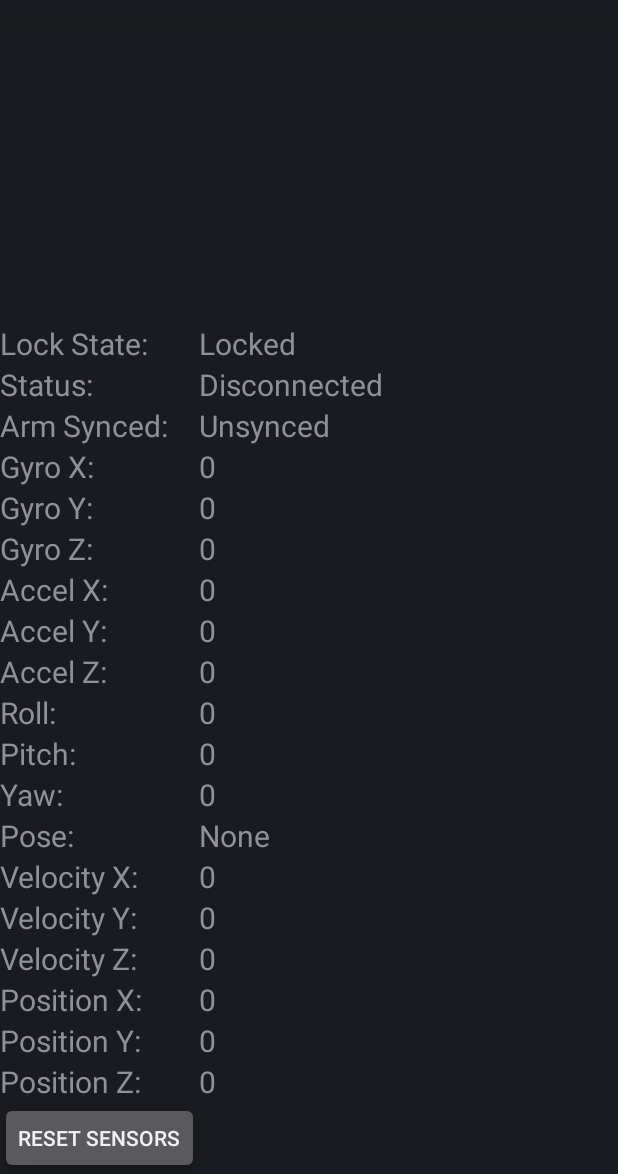
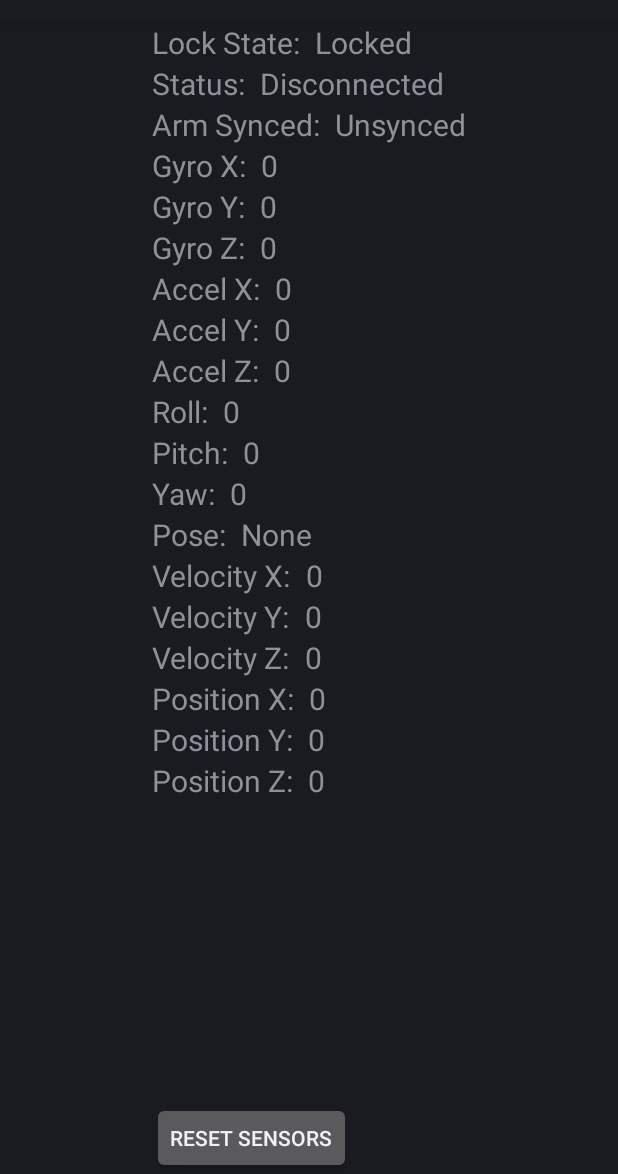
Before and after one commit to ipab-rad/baxter_andy, an Android app: the layout activity_data_log.xml on its own in the app's theme, with its tools: preview values and no code run, on a phone screen of 412 x 824 dp, the part 62-1236 px from its top. Run offline under Robolectric (Android 15) with nearby library versions, the phone set to English and light mode, and no system bars.

Commit message:
Change to use relative layout instead of grid layout.

```diff
--- a/app/src/main/res/layout/activity_data_log.xml
+++ b/app/src/main/res/layout/activity_data_log.xml
@@ -1,13 +1,8 @@
-<GridLayout xmlns:android="http://schemas.android.com/apk/res/android"
+<RelativeLayout xmlns:android="http://schemas.android.com/apk/res/android"
     xmlns:tools="http://schemas.android.com/tools"
     android:id="@+id/container"
     android:layout_width="match_parent"
     android:layout_height="match_parent"
-    android:columnWidth="@dimen/grid_column_width"
-    android:numColumns="auto_fit"
-    android:verticalSpacing="@dimen/spacing_small"
-    android:horizontalSpacing="@dimen/spacing_small"
-    android:stretchMode="columnWidth"
     android:gravity="center"
     android:keepScreenOn="true"
     tools:context="com.rad.myobaxter.activities.DataLogActivity"
@@ -20,8 +15,10 @@
         android:text="@string/myo.data.lock_state"
         android:textSize="@dimen/font_normal"
         tools:ignore="SpUsage"
-        android:layout_row="1"
-        android:layout_column="0" />
+        android:layout_alignParentStart="true"
+        android:layout_alignParentTop="true"
+        android:layout_marginEnd="@dimen/data_layout_margin_small"
+        />
 
     <TextView
         android:id="@+id/locked"
@@ -30,8 +27,9 @@
         android:text="@string/myo.data.locked"
         android:textSize="@dimen/font_normal"
         tools:ignore="SpUsage"
-        android:layout_row="1"
-        android:layout_column="1" />
+        android:layout_alignParentTop="true"
+        android:layout_toEndOf="@id/lock_state"
+        />
 
     <TextView
         android:id="@+id/status"
@@ -40,8 +38,10 @@
         android:text="@string/myo.data.status"
         android:textSize="@dimen/font_normal"
         tools:ignore="SpUsage"
-        android:layout_row="2"
-        android:layout_column="0" />
+        android:layout_below="@id/lock_state"
+        android:layout_alignParentStart="true"
+        android:layout_marginEnd="@dimen/data_layout_margin_small"
+        />
 
     <TextView
         android:id="@+id/connection_status"
@@ -50,8 +50,9 @@
         android:text="@string/myo.data.disconnected"
         android:textSize="@dimen/font_normal"
         tools:ignore="SpUsage"
-        android:layout_row="2"
-        android:layout_column="1" />
+        android:layout_below="@id/lock_state"
+        android:layout_toEndOf="@id/status"
+        />
 
     <TextView
         android:id="@+id/arm_synced"
@@ -60,8 +61,10 @@
         android:text="@string/myo.data.arm_synced"
         android:textSize="@dimen/font_normal"
         tools:ignore="SpUsage"
-        android:layout_row="3"
-        android:layout_column="0" />
+        android:layout_below="@id/status"
+        android:layout_alignParentStart="true"
+        android:layout_marginEnd="@dimen/data_layout_margin_small"
+        />
 
     <TextView
         android:id="@+id/sync_status"
@@ -70,8 +73,9 @@
         android:text="@string/myo.data.unsynced"
         android:textSize="@dimen/font_normal"
         tools:ignore="SpUsage"
-        android:layout_row="3"
-        android:layout_column="1" />
+        android:layout_below="@id/status"
+        android:layout_toEndOf="@id/arm_synced"
+        />
 
     <TextView
         android:id="@+id/gyroX"
@@ -80,8 +84,10 @@
         android:text="@string/myo.data.gyroX"
         android:textSize="@dimen/font_normal"
         tools:ignore="SpUsage"
-        android:layout_row="4"
-        android:layout_column="0" />
+        android:layout_below="@id/arm_synced"
+        android:layout_alignParentStart="true"
+        android:layout_marginEnd="@dimen/data_layout_margin_small"
+        />
 
     <TextView
         android:id="@+id/gyroXValue"
@@ -90,8 +96,9 @@
         android:text="0"
         android:textSize="@dimen/font_normal"
         tools:ignore="SpUsage"
-        android:layout_row="4"
-        android:layout_column="1" />
+        android:layout_below="@id/arm_synced"
+        android:layout_toEndOf="@id/gyroX"
+        />
 
     <TextView
         android:id="@+id/gyroY"
@@ -100,8 +107,10 @@
         android:text="@string/myo.data.gyroY"
         android:textSize="@dimen/font_normal"
         tools:ignore="SpUsage"
-        android:layout_row="5"
-        android:layout_column="0" />
+        android:layout_below="@id/gyroX"
+        android:layout_alignParentStart="true"
+        android:layout_marginEnd="@dimen/data_layout_margin_small"
+        />
 
     <TextView
         android:id="@+id/gyroYValue"
@@ -110,8 +119,9 @@
         android:text="0"
         android:textSize="@dimen/font_normal"
         tools:ignore="SpUsage"
-        android:layout_row="5"
-        android:layout_column="1" />
+        android:layout_below="@id/gyroX"
+        android:layout_toEndOf="@id/gyroY"
+        />
 
     <TextView
         android:id="@+id/gyroZ"
@@ -120,8 +130,10 @@
         android:text="@string/myo.data.gyroZ"
         android:textSize="@dimen/font_normal"
         tools:ignore="SpUsage"
-        android:layout_row="6"
-        android:layout_column="0" />
+        android:layout_below="@id/gyroY"
+        android:layout_alignParentStart="true"
+        android:layout_marginEnd="@dimen/data_layout_margin_small"
+        />
 
     <TextView
         android:id="@+id/gyroZValue"
@@ -130,8 +142,9 @@
         android:text="0"
         android:textSize="@dimen/font_normal"
         tools:ignore="SpUsage"
-        android:layout_row="6"
-        android:layout_column="1" />
+        android:layout_below="@id/gyroY"
+        android:layout_toEndOf="@id/gyroZ"
+        />
 
     <TextView
         android:id="@+id/accelX"
@@ -140,8 +153,10 @@
         android:text="@string/myo.data.accelX"
         android:textSize="@dimen/font_normal"
         tools:ignore="SpUsage"
-        android:layout_row="7"
-        android:layout_column="0" />
+        android:layout_below="@id/gyroZ"
+        android:layout_alignParentStart="true"
+        android:layout_marginEnd="@dimen/data_layout_margin_small"
+        />
 
     <TextView
         android:id="@+id/accelXValue"
@@ -150,8 +165,9 @@
         android:text="0"
         android:textSize="@dimen/font_normal"
         tools:ignore="SpUsage"
-        android:layout_row="7"
-        android:layout_column="1" />
+        android:layout_below="@id/gyroZ"
+        android:layout_toEndOf="@id/accelX"
+        />
 
     <TextView
         android:id="@+id/accelY"
@@ -160,8 +176,10 @@
         android:text="@string/myo.data.accelY"
         android:textSize="@dimen/font_normal"
         tools:ignore="SpUsage"
-        android:layout_row="8"
-        android:layout_column="0" />
+        android:layout_below="@id/accelX"
+        android:layout_alignParentStart="true"
+        android:layout_marginEnd="@dimen/data_layout_margin_small"
+        />
 
     <TextView
         android:id="@+id/accelYValue"
@@ -170,8 +188,9 @@
         android:text="0"
         android:textSize="@dimen/font_normal"
         tools:ignore="SpUsage"
-        android:layout_row="8"
-        android:layout_column="1" />
+        android:layout_below="@id/accelX"
+        android:layout_toEndOf="@id/accelY"
+        />
 
     <TextView
         android:id="@+id/accelZ"
@@ -180,8 +199,10 @@
         android:text="@string/myo.data.accelZ"
         android:textSize="@dimen/font_normal"
         tools:ignore="SpUsage"
-        android:layout_row="9"
-        android:layout_column="0" />
+        android:layout_below="@id/accelY"
+        android:layout_alignParentStart="true"
+        android:layout_marginEnd="@dimen/data_layout_margin_small"
+        />
 
     <TextView
         android:id="@+id/accelZValue"
@@ -190,8 +211,9 @@
         android:text="0"
         android:textSize="@dimen/font_normal"
         tools:ignore="SpUsage"
-        android:layout_row="9"
-        android:layout_column="1" />
+        android:layout_below="@id/accelY"
+        android:layout_toEndOf="@id/accelZ"
+        />
 
     <TextView
         android:id="@+id/roll"
@@ -200,8 +222,10 @@
         android:text="@string/myo.data.roll"
         android:textSize="@dimen/font_normal"
         tools:ignore="SpUsage"
-        android:layout_row="10"
-        android:layout_column="0" />
+        android:layout_below="@id/accelZ"
+        android:layout_alignParentStart="true"
+        android:layout_marginEnd="@dimen/data_layout_margin_small"
+        />
 
     <TextView
         android:id="@+id/rollValue"
@@ -210,8 +234,9 @@
         android:text="0"
         android:textSize="@dimen/font_normal"
         tools:ignore="SpUsage"
-        android:layout_row="10"
-        android:layout_column="1" />
+        android:layout_below="@id/accelZ"
+        android:layout_toEndOf="@id/roll"
+        />
 
     <TextView
         android:id="@+id/pitch"
@@ -220,8 +245,10 @@
         android:text="@string/myo.data.pitch"
         android:textSize="@dimen/font_normal"
         tools:ignore="SpUsage"
-        android:layout_row="11"
-        android:layout_column="0" />
+        android:layout_below="@id/roll"
+        android:layout_alignParentStart="true"
+        android:layout_marginEnd="@dimen/data_layout_margin_small"
+        />
 
     <TextView
         android:id="@+id/pitchValue"
@@ -230,8 +257,9 @@
         android:text="0"
         android:textSize="@dimen/font_normal"
         tools:ignore="SpUsage"
-        android:layout_row="11"
-        android:layout_column="1" />
+        android:layout_below="@id/roll"
+        android:layout_toEndOf="@id/pitch"
+        />
 
     <TextView
         android:id="@+id/yaw"
@@ -240,8 +268,10 @@
         android:text="@string/myo.data.yaw"
         android:textSize="@dimen/font_normal"
         tools:ignore="SpUsage"
-        android:layout_row="12"
-        android:layout_column="0" />
+        android:layout_below="@id/pitch"
+        android:layout_alignParentStart="true"
+        android:layout_marginEnd="@dimen/data_layout_margin_small"
+        />
 
     <TextView
         android:id="@+id/yawValue"
@@ -250,8 +280,9 @@
         android:text="0"
         android:textSize="@dimen/font_normal"
         tools:ignore="SpUsage"
-        android:layout_row="12"
-        android:layout_column="1" />
+        android:layout_below="@id/pitch"
+        android:layout_toEndOf="@id/yaw"
+        />
 
     <TextView
         android:id="@+id/pose"
@@ -260,8 +291,10 @@
         android:text="@string/myo.data.pose"
         android:textSize="@dimen/font_normal"
         tools:ignore="SpUsage"
-        android:layout_row="13"
-        android:layout_column="0" />
+        android:layout_below="@id/yaw"
+        android:layout_alignParentStart="true"
+        android:layout_marginEnd="@dimen/data_layout_margin_small"
+        />
 
     <TextView
         android:id="@+id/poseValue"
@@ -270,8 +303,9 @@
         android:text="None"
         android:textSize="@dimen/font_normal"
         tools:ignore="SpUsage"
-        android:layout_row="13"
-        android:layout_column="1" />
+        android:layout_below="@id/yaw"
+        android:layout_toEndOf="@id/pose"
+        />
 
     <TextView
         android:id="@+id/velocityX"
@@ -280,8 +314,10 @@
         android:text="@string/myo.data.velocityX"
         android:textSize="@dimen/font_normal"
         tools:ignore="SpUsage"
-        android:layout_row="14"
-        android:layout_column="0" />
+        android:layout_below="@id/pose"
+        android:layout_alignParentStart="true"
+        android:layout_marginEnd="@dimen/data_layout_margin_small"
+        />
 
     <TextView
         android:id="@+id/velocityXValue"
@@ -290,8 +326,9 @@
         android:text="0"
         android:textSize="@dimen/font_normal"
         tools:ignore="SpUsage"
-        android:layout_row="14"
-        android:layout_column="1" />
+        android:layout_below="@id/pose"
+        android:layout_toEndOf="@id/velocityX"
+        />
 
     <TextView
         android:id="@+id/velocityY"
@@ -300,8 +337,10 @@
         android:text="@string/myo.data.velocityY"
         android:textSize="@dimen/font_normal"
         tools:ignore="SpUsage"
-        android:layout_row="15"
-        android:layout_column="0" />
+        android:layout_below="@id/velocityX"
+        android:layout_alignParentStart="true"
+        android:layout_marginEnd="@dimen/data_layout_margin_small"
+        />
 
     <TextView
         android:id="@+id/velocityYValue"
@@ -310,8 +349,9 @@
         android:text="0"
         android:textSize="@dimen/font_normal"
         tools:ignore="SpUsage"
-        android:layout_row="15"
-        android:layout_column="1" />
+        android:layout_below="@id/velocityX"
+        android:layout_toEndOf="@id/velocityY"
+        />
 
     <TextView
         android:id="@+id/velocityZ"
@@ -320,8 +360,10 @@
         android:text="@string/myo.data.velocityZ"
         android:textSize="@dimen/font_normal"
         tools:ignore="SpUsage"
-        android:layout_row="16"
-        android:layout_column="0" />
+        android:layout_below="@id/velocityY"
+        android:layout_alignParentStart="true"
+        android:layout_marginEnd="@dimen/data_layout_margin_small"
+        />
 
     <TextView
         android:id="@+id/velocityZValue"
@@ -330,8 +372,9 @@
         android:text="0"
         android:textSize="@dimen/font_normal"
         tools:ignore="SpUsage"
-        android:layout_row="16"
-        android:layout_column="1" />
+        android:layout_below="@id/velocityY"
+        android:layout_toEndOf="@id/velocityZ"
+        />
 
     <TextView
         android:id="@+id/positionX"
@@ -340,8 +383,10 @@
         android:text="@string/myo.data.positionX"
         android:textSize="@dimen/font_normal"
         tools:ignore="SpUsage"
-        android:layout_row="17"
-        android:layout_column="0" />
+        android:layout_below="@id/velocityZ"
+        android:layout_alignParentStart="true"
+        android:layout_marginEnd="@dimen/data_layout_margin_small"
+        />
 
     <TextView
         android:id="@+id/positionXValue"
@@ -350,8 +395,9 @@
         android:text="0"
         android:textSize="@dimen/font_normal"
         tools:ignore="SpUsage"
-        android:layout_row="17"
-        android:layout_column="1" />
+        android:layout_below="@id/velocityZ"
+        android:layout_toEndOf="@id/positionX"
+        />
 
     <TextView
         android:id="@+id/positionY"
@@ -360,8 +406,10 @@
         android:text="@string/myo.data.positionY"
         android:textSize="@dimen/font_normal"
         tools:ignore="SpUsage"
-        android:layout_row="18"
-        android:layout_column="0" />
+        android:layout_below="@id/positionX"
+        android:layout_alignParentStart="true"
+        android:layout_marginEnd="@dimen/data_layout_margin_small"
+        />
 
     <TextView
         android:id="@+id/positionYValue"
@@ -370,8 +418,9 @@
         android:text="0"
         android:textSize="@dimen/font_normal"
         tools:ignore="SpUsage"
-        android:layout_row="18"
-        android:layout_column="1" />
+        android:layout_below="@id/positionX"
+        android:layout_toEndOf="@id/positionY"
+        />
 
     <TextView
         android:id="@+id/positionZ"
@@ -380,8 +429,10 @@
         android:text="@string/myo.data.positionZ"
         android:textSize="@dimen/font_normal"
         tools:ignore="SpUsage"
-        android:layout_row="19"
-        android:layout_column="0" />
+        android:layout_below="@id/positionY"
+        android:layout_alignParentStart="true"
+        android:layout_marginEnd="@dimen/data_layout_margin_small"
+        />
 
     <TextView
         android:id="@+id/positionZValue"
@@ -390,8 +441,9 @@
         android:text="0"
         android:textSize="@dimen/font_normal"
         tools:ignore="SpUsage"
-        android:layout_row="19"
-        android:layout_column="1" />
+        android:layout_below="@id/positionY"
+        android:layout_toEndOf="@id/positionZ"
+        />
 
     <Button
         android:id="@+id/resetSensorsButton"
@@ -399,6 +451,7 @@
         android:layout_height="wrap_content"
         android:text="@string/myo.command.reset_sensors"
         android:onClick="calibrateSensors"
-        android:layout_row="20"
-        android:layout_column="0"/>
-</GridLayout>
+        android:layout_alignParentStart="true"
+        android:layout_alignParentBottom="true"
+        />
+</RelativeLayout>
--- a/app/src/main/res/values/dimens.xml
+++ b/app/src/main/res/values/dimens.xml
@@ -21,5 +21,6 @@
     <dimen name="button_height_tall">60dp</dimen>
     <dimen name="button_height_normal">40dp</dimen>
     <dimen name="button_height_short">32dp</dimen>
+    <dimen name="data_layout_margin_small">10dp</dimen>
 
 </resources>
```
Also changed, not shown: app/src/main/res/values/strings.xml (+14 -14 lines).
